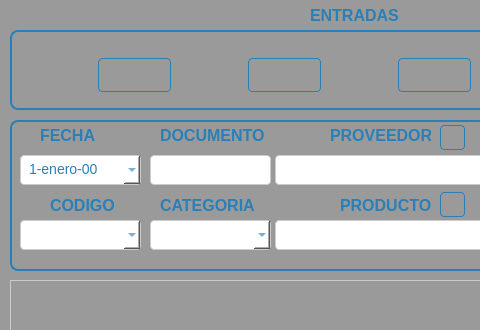
Above: Inventario de almacen/ui/FrmCompras.ui from CodeDrTech/DevelopPython before the change; both pictures show x 0 to 480 and y 0 to 330 of the 723 by 554 pixel window. Below: the same form after it.
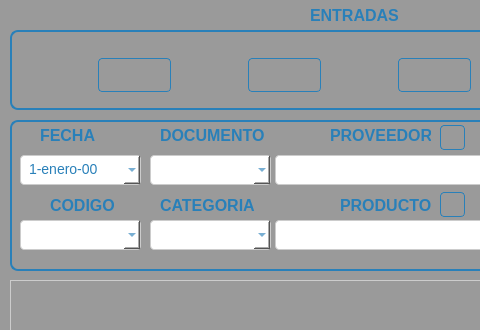
That is the form after the change. Icons and pictures are not drawn.

Diff of the .ui file:
```diff
--- a/Inventario de almacen/ui/FrmCompras.ui
+++ b/Inventario de almacen/ui/FrmCompras.ui
@@ -387,99 +387,6 @@
 </string>
      </property>
     </widget>
-    <widget class="QLineEdit" name="txtDocumento">
-     <property name="enabled">
-      <bool>true</bool>
-     </property>
-     <property name="geometry">
-      <rect>
-       <x>140</x>
-       <y>35</y>
-       <width>121</width>
-       <height>30</height>
-      </rect>
-     </property>
-     <property name="sizePolicy">
-      <sizepolicy hsizetype="Fixed" vsizetype="Fixed">
-       <horstretch>0</horstretch>
-       <verstretch>0</verstretch>
-      </sizepolicy>
-     </property>
-     <property name="styleSheet">
-      <string notr="true">QWidget {
-    background-color: #f2f2f2;
-}
-
-QPushButton {
-    background: qlineargradient(x1: 0, y1: 0, x2: 0, y2: 1,
-                                 stop: 0 #5DADE2, stop: 1 #2980b9);
-    color: #ffffff;
-    border: 1px solid #2980b9;
-    padding: 8px 16px;
-    border-radius: 4px;
-    font-size: 14px;
-}
-
-QPushButton:hover {
-    background: qlineargradient(x1: 0, y1: 0, x2: 0, y2: 1,
-                                 stop: 0 #4DA8DB, stop: 1 #2471a3);
-    border: 1px solid #2471a3;
-}
-
-QPushButton:pressed {
-    background: qlineargradient(x1: 0, y1: 0, x2: 0, y2: 1,
-                                 stop: 0 #3C89B4, stop: 1 #1f618d);
-    border: 1px solid #1f618d;
-}
-
-QLineEdit {
-    background-color: #ffffff;
-    border: 1px solid #cccccc;
-    padding: 6px;
-    border-radius: 4px;
-    font-size: 14px;
-}
-
-QLineEdit:hover {
-    border: 1px solid #3498db;
-}
-
-QLineEdit:focus {
-    border: 1px solid #3498db;
-    outline: none;
-}
-
-
-QWidget {
-    background-color: #f2f2f2;
-}
-
-QLabel {
-    color: #2980b9;
-    font-size: 16px;
-    font-weight: bold;
-}
-
-QLineEdit {
-    background-color: #ffffff;
-    border: 1px solid #cccccc;
-    padding: 6px;
-    border-radius: 4px;
-    font-size: 14px;
-    color: #2980b9;
-}
-
-QLineEdit::placeholder {
-    color: #2980b9;
-    font-weight: bold;
-}
-
-</string>
-     </property>
-     <property name="readOnly">
-      <bool>true</bool>
-     </property>
-    </widget>
     <widget class="QComboBox" name="cmbProveedor">
      <property name="geometry">
       <rect>
@@ -1188,6 +1095,40 @@
       <string>CATEGORIA</string>
      </property>
     </widget>
+    <widget class="QComboBox" name="cmbDocumento">
+     <property name="geometry">
+      <rect>
+       <x>140</x>
+       <y>35</y>
+       <width>121</width>
+       <height>30</height>
+      </rect>
+     </property>
+     <property name="styleSheet">
+      <string notr="true">QComboBox {
+    background-color: #ffffff;
+    border: 1px solid #cccccc;
+    padding: 6px;
+    border-radius: 4px;
+    font-size: 14px;
+    color: #2980b9;
+}
+
+QComboBox:hover {
+    border: 1px solid #3498db;
+}
+
+QComboBox QAbstractItemView {
+    border: 1px solid #cccccc;
+    background-color: white;
+    selection-background-color: #3498db;
+}
+</string>
+     </property>
+     <property name="editable">
+      <bool>false</bool>
+     </property>
+    </widget>
    </widget>
    <widget class="QLabel" name="label_8">
     <property name="geometry">
```
